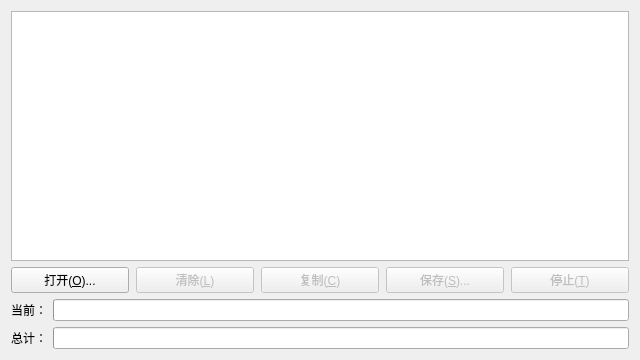
Qt form widget.ui (zdsub/QtFileHash) before a commit.
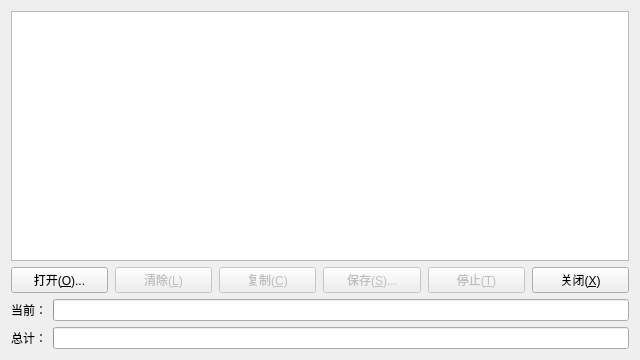
The same form after that commit.

Commit message: 实现退出功能

What changed in the file:
```diff
--- a/widget.ui
+++ b/widget.ui
@@ -91,6 +91,13 @@
        </property>
       </widget>
      </item>
+     <item>
+      <widget class="QPushButton" name="closeButton">
+       <property name="text">
+        <string>关闭(&amp;X)</string>
+       </property>
+      </widget>
+     </item>
     </layout>
    </item>
    <item>
```
The commit also changes 1 other file.
